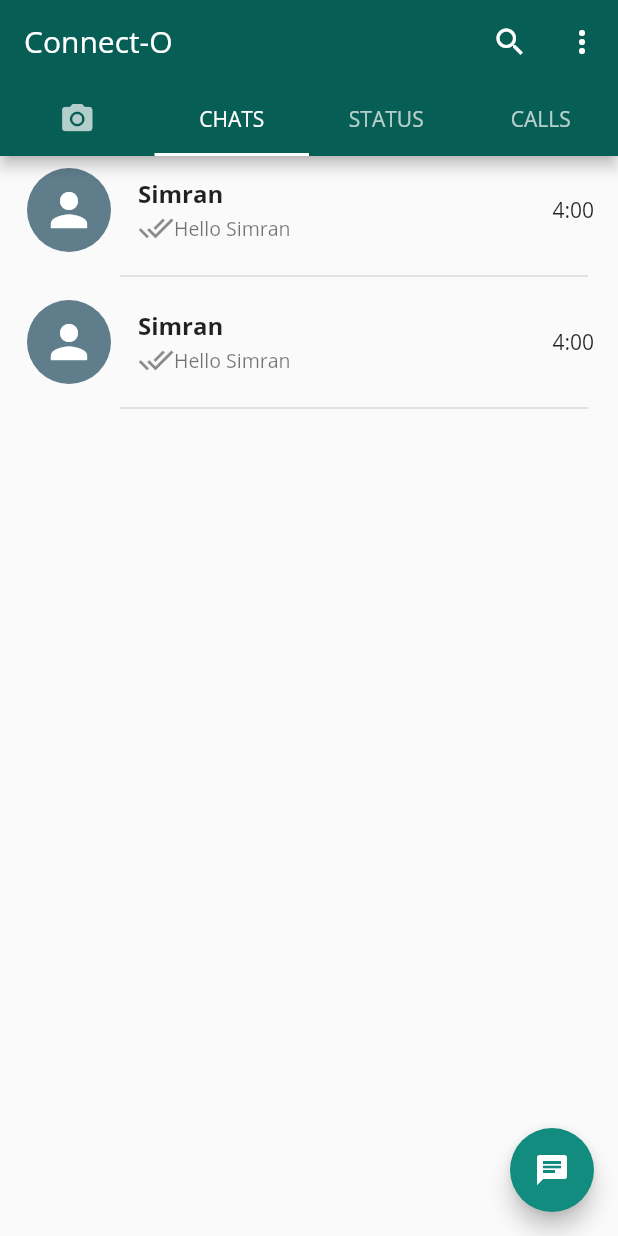
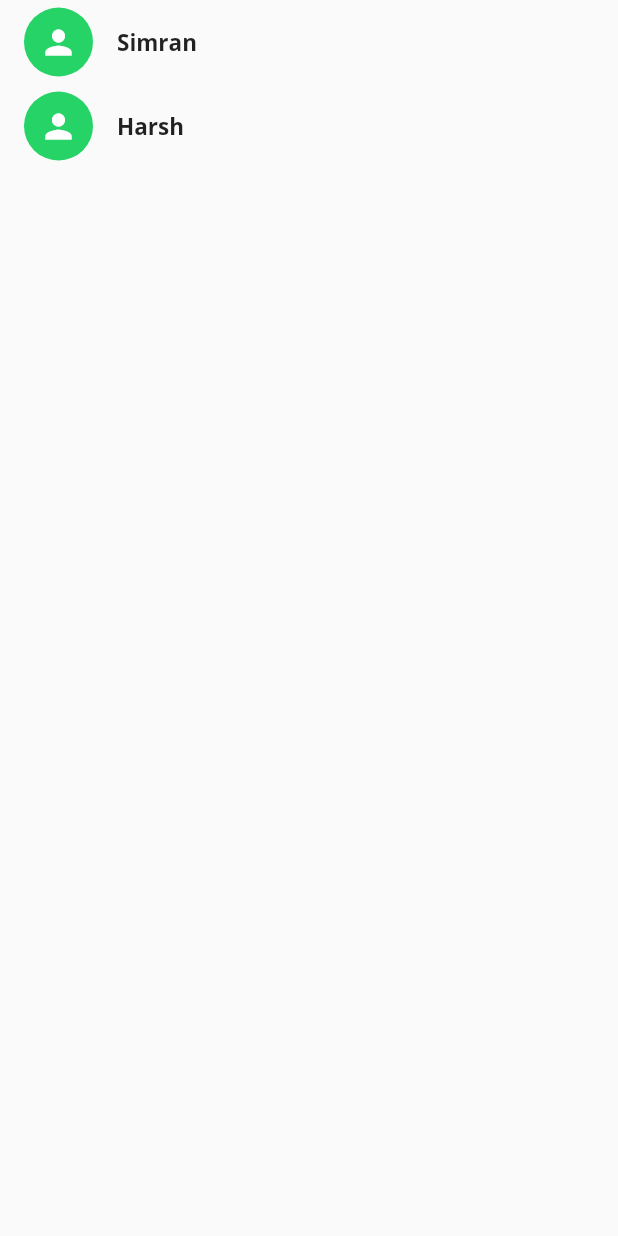
Before and after one commit to simran1901/Connect-O, a Flutter app: the screen it shows after launch, on a phone screen of 412 x 824 dp. Run offline on Flutter 3.47's test engine with Material 2 defaults, Android fonts, the phone set to English and light mode, and no system bars; our stand-ins replace camera, socket_io_client, video_player.

Commit message:
one to one chat

```diff
--- a/lib/main.dart
+++ b/lib/main.dart
@@ -3,7 +3,8 @@ import 'package:flutter/material.dart';
 // ignore: import_of_legacy_library_into_null_safe
 import 'package:camera/camera.dart';
 
-import './screens/home_screen.dart';
+// import './screens/home_screen.dart';
+import './screens/login_screen.dart';
 import './screens/camera_screen.dart';
 
 Future<void> main() async {
@@ -23,7 +24,7 @@ class MyApp extends StatelessWidget {
         primaryColor: Color(0xFF075E54),
         accentColor: Color(0xFF128C7E),
       ),
-      home: HomeScreen(),
+      home: LoginScreen(),
     );
   }
 }
--- a/lib/models/chat_model.dart
+++ b/lib/models/chat_model.dart
@@ -6,6 +6,7 @@ class ChatModel {
   String? currentMessage;
   String? status;
   bool select;
+  int? id;
 
   ChatModel({
     required this.name,
@@ -15,5 +16,6 @@ class ChatModel {
     this.currentMessage,
     this.status,
     this.select = false,
+    this.id,
   });
 }
--- /dev/null
+++ b/lib/models/message_model.dart
@@ -0,0 +1,5 @@
+class MessageModel {
+  String type;
+  String message;
+  MessageModel({required this.message, required this.type});
+}
--- a/lib/pages/chat_page.dart
+++ b/lib/pages/chat_page.dart
@@ -5,29 +5,15 @@ import '../screens/select_contact.dart';
 import '../models/chat_model.dart';
 
 class ChatPage extends StatefulWidget {
-  const ChatPage({Key? key}) : super(key: key);
+  const ChatPage({Key? key, required this.chatModels, required this.sourceChat}) : super(key: key);
+  final List<ChatModel> chatModels;
+  final ChatModel sourceChat;
 
   @override
   _ChatPageState createState() => _ChatPageState();
 }
 
 class _ChatPageState extends State<ChatPage> {
-  List<ChatModel> chats = [
-    ChatModel(
-      name: 'Simran',
-      isGroup: false,
-      currentMessage: 'Hello Simran',
-      time: '4:00',
-      icon: '',
-    ),
-    ChatModel(
-      name: 'Simran',
-      isGroup: false,
-      currentMessage: 'Hello Simran',
-      time: '4:00',
-      icon: '',
-    ),
-  ];
   @override
   Widget build(BuildContext context) {
     return Scaffold(
@@ -39,9 +25,9 @@ class _ChatPageState extends State<ChatPage> {
         child: Icon(Icons.chat),
       ),
       body: ListView.builder(
-        itemCount: chats.length,
+        itemCount: widget.chatModels.length,
         itemBuilder: (BuildContext ctx, int i) {
-          return CustomCard(chat: chats[i]);
+          return CustomCard(chat: widget.chatModels[i], sourceChat: widget.sourceChat);
         },
       ),
     );
--- a/lib/screens/create_group.dart
+++ b/lib/screens/create_group.dart
@@ -18,7 +18,7 @@ class _CreateGroupState extends State<CreateGroup> {
       status: 'A full stack developer',
     ),
     ChatModel(
-      name: 'Balram',
+      name: 'Harsh',
       status: 'Flutter developer',
     ),
   ];
--- a/lib/screens/home_screen.dart
+++ b/lib/screens/home_screen.dart
@@ -2,9 +2,13 @@ import 'package:flutter/material.dart';
 
 import '../pages/chat_page.dart';
 import '../pages/camera_page.dart';
+import '../models/chat_model.dart';
 
 class HomeScreen extends StatefulWidget {
-  const HomeScreen({Key? key}) : super(key: key);
+  const HomeScreen({Key? key, required this.chatModels, required this.sourceChat}) : super(key: key);
+
+  final List<ChatModel> chatModels;
+  final ChatModel sourceChat;
 
   @override
   _HomeScreenState createState() => _HomeScreenState();
@@ -80,7 +84,7 @@ class _HomeScreenState extends State<HomeScreen>
         controller: _controller,
         children: [
           CameraPage(),
-          ChatPage(),
+          ChatPage(chatModels: widget.chatModels, sourceChat: widget.sourceChat),
           Text('status'),
           Text('calls'),
         ],
--- /dev/null
+++ b/lib/screens/login_screen.dart
@@ -0,0 +1,54 @@
+import 'package:flutter/material.dart';
+import '../models/chat_model.dart';
+import '../screens/home_screen.dart';
+import '../widgets/button_card.dart';
+
+class LoginScreen extends StatefulWidget {
+  const LoginScreen({Key? key}) : super(key: key);
+
+  @override
+  _LoginScreenState createState() => _LoginScreenState();
+}
+
+class _LoginScreenState extends State<LoginScreen> {
+  late ChatModel sourceChat;
+  List<ChatModel> chatModels = [
+    ChatModel(
+      name: 'Simran',
+      isGroup: false,
+      currentMessage: 'Hello Simran',
+      time: '4:00',
+      icon: '',
+      id: 1,
+    ),
+    ChatModel(
+      name: 'Harsh',
+      isGroup: false,
+      currentMessage: 'Hello Harsh',
+      time: '8:00',
+      icon: '',
+      id: 2,
+    ),
+  ];
+  @override
+  Widget build(BuildContext context) {
+    return Scaffold(
+      body: ListView.builder(
+        itemCount: chatModels.length,
+        itemBuilder: (ctx, index) => InkWell(
+          onTap: () {
+            sourceChat = chatModels.removeAt(index);
+            Navigator.of(context).pushReplacement(
+              MaterialPageRoute(
+                  builder: (context) => HomeScreen(chatModels: chatModels, sourceChat: sourceChat)),
+            );
+          },
+          child: ButtonCard(
+            name: chatModels[index].name,
+            icon: Icons.person,
+          ),
+        ),
+      ),
+    );
+  }
+}
--- a/lib/widgets/custom_card.dart
+++ b/lib/widgets/custom_card.dart
@@ -4,16 +4,17 @@ import '../models/chat_model.dart';
 import '../screens/individual_chat.dart';
 
 class CustomCard extends StatelessWidget {
-  const CustomCard({Key? key, required this.chat}) : super(key: key);
+  const CustomCard({Key? key, required this.chat, required this.sourceChat}) : super(key: key);
 
   final ChatModel chat;
+  final ChatModel sourceChat;
 
   @override
   Widget build(BuildContext context) {
     return InkWell(
       onTap: () {
         Navigator.of(context).push(
-            MaterialPageRoute(builder: (ctx) => IndividualChat(chat: chat)));
+            MaterialPageRoute(builder: (ctx) => IndividualChat(chat: chat, sourceChat: sourceChat)));
       },
       child: Column(
         children: [
--- a/lib/widgets/own_message_card.dart
+++ b/lib/widgets/own_message_card.dart
@@ -1,7 +1,9 @@
 import 'package:flutter/material.dart';
 
 class OwnMessageCard extends StatelessWidget {
-  const OwnMessageCard({Key? key}) : super(key: key);
+  const OwnMessageCard({Key? key, required this.message}) : super(key: key);
+
+  final String message;
 
   @override
   Widget build(BuildContext context) {
@@ -24,7 +26,7 @@ class OwnMessageCard extends StatelessWidget {
                   top: 5,
                   bottom: 20,
                 ),
-                child: Text('Hey', style: TextStyle(fontSize: 16)),
+                child: Text(message, style: TextStyle(fontSize: 16)),
               ),
               Positioned(
                 bottom: 4,
--- a/lib/widgets/reply_card.dart
+++ b/lib/widgets/reply_card.dart
@@ -1,7 +1,9 @@
 import 'package:flutter/material.dart';
 
 class ReplyCard extends StatelessWidget {
-  const ReplyCard({Key? key}) : super(key: key);
+  const ReplyCard({Key? key, required this.message}) : super(key: key);
+
+  final String message;
 
   @override
   Widget build(BuildContext context) {
@@ -24,7 +26,7 @@ class ReplyCard extends StatelessWidget {
                   top: 5,
                   bottom: 20,
                 ),
-                child: Text('Hey', style: TextStyle(fontSize: 16)),
+                child: Text(message, style: TextStyle(fontSize: 16)),
               ),
               Positioned(
                 bottom: 4,
```
Also changed, not shown: lib/screens/individual_chat.dart (+65 -12 lines).
